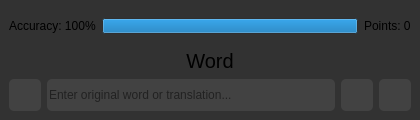
Above: window/interface/test_interface.ui from apps-open/BiLinguo before the change. Below: the same form after it.
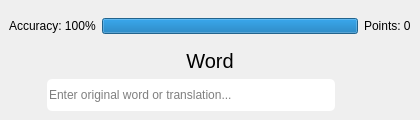
That is the form after the change. Icons and pictures are not drawn.

The edit to the form file:
```diff
--- a/window/interface/test_interface.ui
+++ b/window/interface/test_interface.ui
@@ -14,7 +14,7 @@
    <string>Test</string>
   </property>
   <property name="styleSheet">
-   <string notr="true">background:  #323232;</string>
+   <string notr="true"></string>
   </property>
   <widget class="QWidget" name="centralwidget">
    <layout class="QVBoxLayout" name="verticalLayout_2">
@@ -33,7 +33,7 @@
       <item>
        <widget class="QProgressBar" name="accuracy_progressbar">
         <property name="styleSheet">
-         <string notr="true">*{background: #424242;
+         <string notr="true">*{
 border-radius: 5px;
 border: 0px solid;
 height: 16px;}</string>
@@ -90,7 +90,7 @@
          <widget class="QPushButton" name="statistic_button">
           <property name="styleSheet">
            <string notr="true">*{image: url(:/statistic_icon/icons8-graph-24.png);
-background: #424242;
+
 border-radius: 5px;
 border: 0px solid;
 height: 32px;}
@@ -108,7 +108,7 @@
         <item>
          <widget class="QLineEdit" name="translation_edit">
           <property name="styleSheet">
-           <string notr="true">*{background: #424242;
+           <string notr="true">*{
 border-radius: 5px;
 border: 0px solid;
 height: 32px;}
@@ -130,7 +130,7 @@
           </property>
           <property name="styleSheet">
            <string notr="true">*{image: url(:/enter_icon/icons8-next-page-24.png);
-background: #424242;
+
 border-radius: 5px;
 border: 0px solid;
 height: 32px;}
@@ -152,7 +152,7 @@
           </property>
           <property name="styleSheet">
            <string notr="true">*{image: url(:/correct_icon/icons8-approval-24.png);
-background: #424242;
+
 border-radius: 5px;
 border: 0px solid;
 height: 32px;}</string>
```
Left out of the diff: 6 changed lines with no effect on the pictures.
